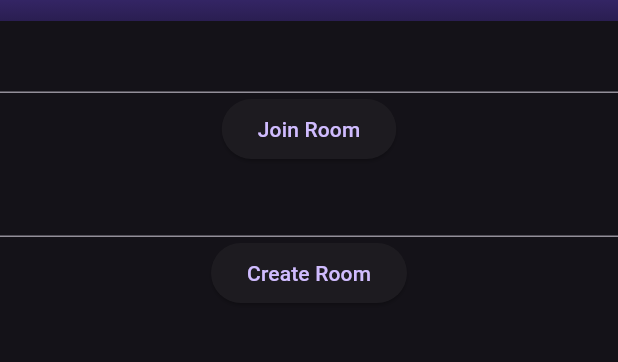
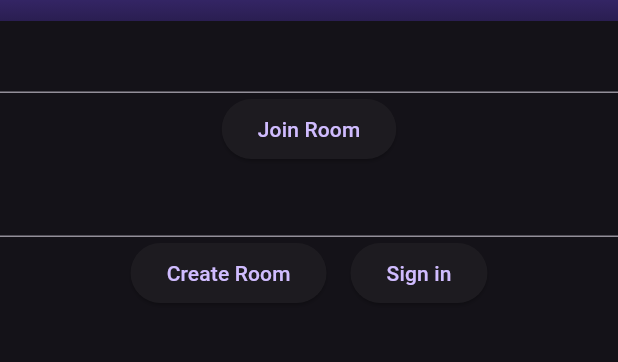
Before and after one commit to ignaciosica/queue, a Flutter app: the screen it shows after launch, on a phone screen of 412 x 824 dp, the part 63-425 px from its top. Run offline on Flutter 3.47's test engine with Material 2 defaults, Android fonts, the phone set to English and light mode, and no system bars; our stand-ins replace bloc, cached_network_image, cloud_firestore, equatable, firebase_auth, firebase_core and 12 more; missing offline and left inert: firebase_auth_platform_interface, firebase_ui_auth, firebase_ui_oauth_google, flow_builder, spotify_sdk, workmanager; accounts and stored records are empty.

Commit message:
[dev] progress with auth and sign-in

```diff
--- a/QueueMobileApp/lib/app/app_router.dart
+++ b/QueueMobileApp/lib/app/app_router.dart
@@ -1,3 +1,5 @@
+import 'package:firebase_ui_auth/firebase_ui_auth.dart';
+import 'package:flutter/material.dart';
 import 'package:go_router/go_router.dart';
 import 'package:queue/screens/lobby/lobby_screen.dart';
 
@@ -19,4 +21,16 @@ appRouter() => GoRouter(
             path: '/lobby',
             builder: (context, state) => const LobbyScreen(),
           ),
+          GoRoute(
+            path: '/sign-in',
+            builder: (context, state) {
+              return SignInScreen(
+                actions: [
+                  AuthStateChangeAction<SignedIn>(
+                    (context, state) => Navigator.pop(context),
+                  ),
+                ],
+              );
+            },
+          )
         ]);
--- a/QueueMobileApp/lib/screens/widgets/create_room.dart
+++ b/QueueMobileApp/lib/screens/widgets/create_room.dart
@@ -1,3 +1,4 @@
+import 'package:firebase_auth/firebase_auth.dart';
 import 'package:flutter/foundation.dart';
 import 'package:flutter/material.dart';
 import 'package:go_router/go_router.dart';
@@ -29,12 +30,18 @@ class _CreateRoomState extends State<CreateRoom> {
         TextField(
             key: const Key('create_room_textfield_key'),
             controller: textEditingController),
+        Row(
+          mainAxisAlignment: MainAxisAlignment.center,
+          children: [
             ElevatedButton(
               key: const Key('create_room_button_key'),
               onPressed: () {
-            _roomService.createRoom(textEditingController.text).then((value) {
+                _roomService
+                    .createRoom(textEditingController.text)
+                    .then((value) {
                   if (value != null) {
-                if (kDebugMode) print('pushing to /room with extra: $value');
+                    if (kDebugMode)
+                      print('pushing to /room with extra: $value');
                     context.push('/room', extra: value);
                   } else {
                     if (kDebugMode) print('creation failed, no navigation');
@@ -45,6 +52,14 @@ class _CreateRoomState extends State<CreateRoom> {
               },
               child: const Text('Create Room'),
             ),
+            if (FirebaseAuth.instance.currentUser?.isAnonymous ?? true) ...[
+              const SizedBox(width: 16),
+              ElevatedButton(
+                  onPressed: () => context.push('/sign-in'),
+                  child: const Text('Sign in'))
+            ]
+          ],
+        ),
       ],
     );
   }
--- a/QueueMobileApp/pubspec.yaml
+++ b/QueueMobileApp/pubspec.yaml
@@ -25,6 +25,8 @@ dependencies:
   firebase_auth: ^4.7.1
   firebase_auth_mocks: ^0.12.0
   google_sign_in_mocks: ^0.3.0
+  firebase_ui_auth: ^1.6.1
+  firebase_ui_oauth_google: ^1.2.6
 
 dev_dependencies:
   flutter_test:
```
Also changed, not shown: QueueMobileApp/lib/main.dart (+12 -5 lines), QueueMobileApp/lib/firebase_options.dart, 3 other files. Lines whose indentation alone changed are shown as unchanged.
